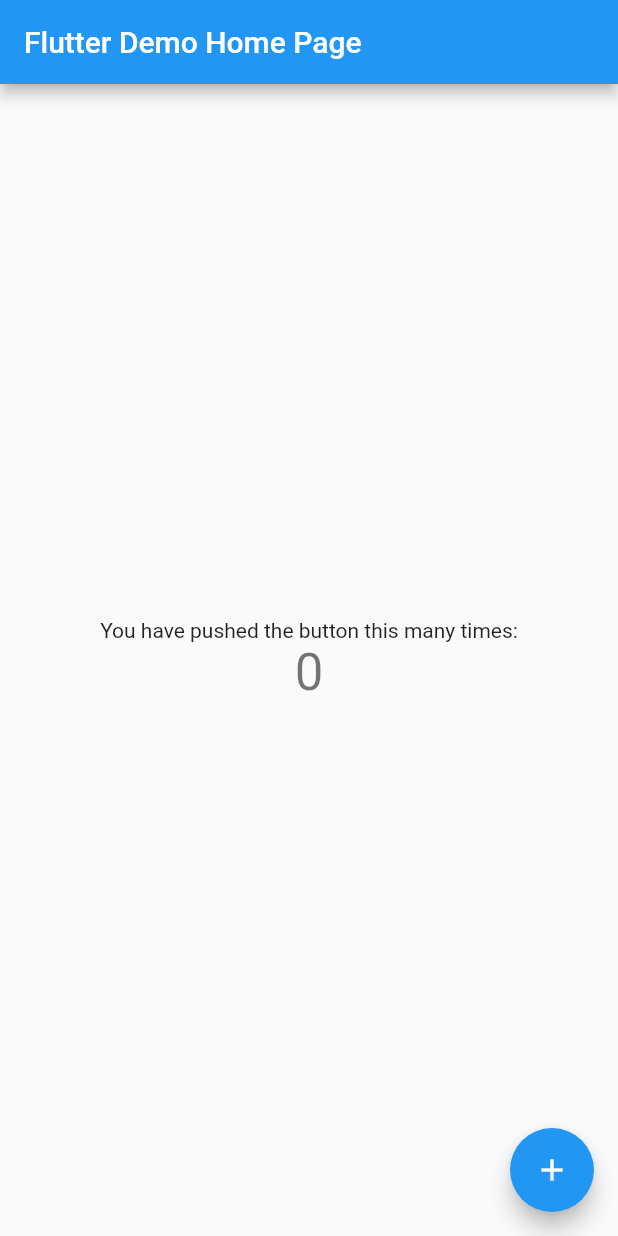
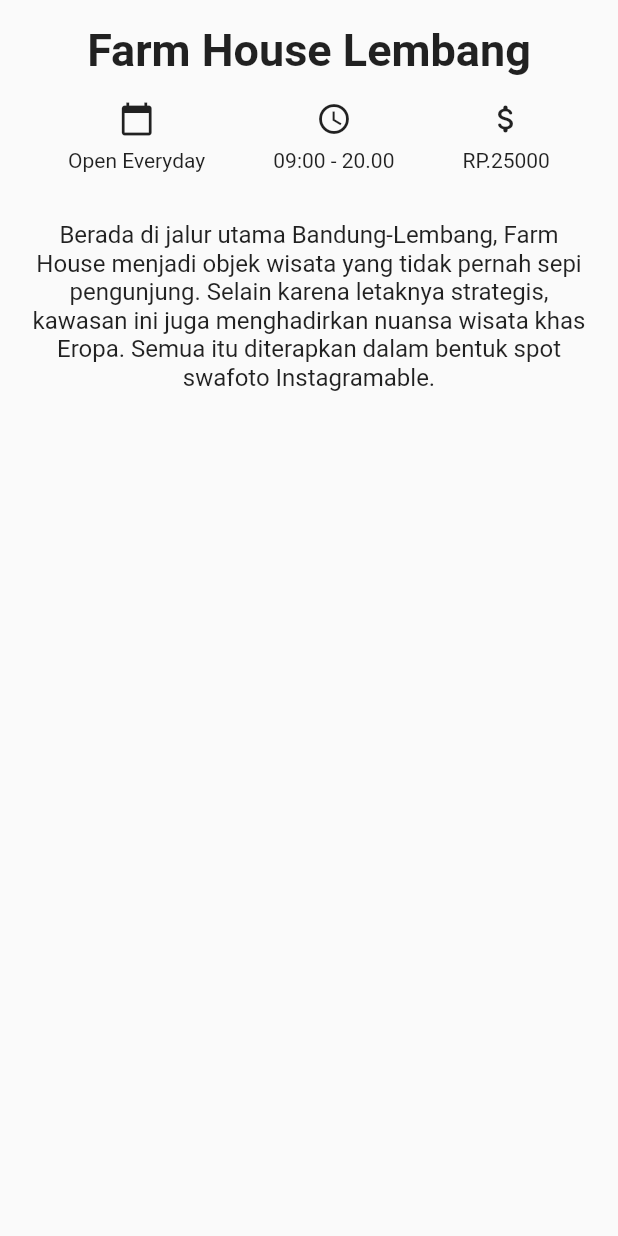
Before and after one commit to zuyatna/wisata_bandung, a Flutter app: the screen it shows after launch, on a phone screen of 412 x 824 dp. Run offline on Flutter 3.47's test engine with Material 2 defaults, Android fonts, the phone set to English and light mode, and no system bars.

Commit message:
adding container title, icon_desc, and description

```diff
--- a/lib/main.dart
+++ b/lib/main.dart
@@ -11,105 +11,75 @@ class MyApp extends StatelessWidget {
   @override
   Widget build(BuildContext context) {
     return MaterialApp(
-      title: 'Flutter Demo',
-      theme: ThemeData(
-        // This is the theme of your application.
-        //
-        // Try running your application with "flutter run". You'll see the
-        // application has a blue toolbar. Then, without quitting the app, try
-        // changing the primarySwatch below to Colors.green and then invoke
-        // "hot reload" (press "r" in the console where you ran "flutter run",
-        // or simply save your changes to "hot reload" in a Flutter IDE).
-        // Notice that the counter didn't reset back to zero; the application
-        // is not restarted.
-        primarySwatch: Colors.blue,
-      ),
-      home: const MyHomePage(title: 'Flutter Demo Home Page'),
+      title: 'Wisata Bandung',
+      theme: ThemeData(),
+      home: const DetailScreen(),
     );
   }
 }
 
-class MyHomePage extends StatefulWidget {
-  const MyHomePage({Key? key, required this.title}) : super(key: key);
+class DetailScreen extends StatelessWidget {
+  const DetailScreen({Key? key}) : super(key: key);
 
-  // This widget is the home page of your application. It is stateful, meaning
-  // that it has a State object (defined below) that contains fields that affect
-  // how it looks.
-
-  // This class is the configuration for the state. It holds the values (in this
-  // case the title) provided by the parent (in this case the App widget) and
-  // used by the build method of the State. Fields in a Widget subclass are
-  // always marked "final".
-
-  final String title;
-
-  @override
-  State<MyHomePage> createState() => _MyHomePageState();
-}
-
-class _MyHomePageState extends State<MyHomePage> {
-  int _counter = 0;
-
-  void _incrementCounter() {
-    setState(() {
-      // This call to setState tells the Flutter framework that something has
-      // changed in this State, which causes it to rerun the build method below
-      // so that the display can reflect the updated values. If we changed
-      // _counter without calling setState(), then the build method would not be
-      // called again, and so nothing would appear to happen.
-      _counter++;
-    });
-  }
 
   @override
   Widget build(BuildContext context) {
-    // This method is rerun every time setState is called, for instance as done
-    // by the _incrementCounter method above.
-    //
-    // The Flutter framework has been optimized to make rerunning build methods
-    // fast, so that you can just rebuild anything that needs updating rather
-    // than having to individually change instances of widgets.
     return Scaffold(
-      appBar: AppBar(
-        // Here we take the value from the MyHomePage object that was created by
-        // the App.build method, and use it to set our appbar title.
-        title: Text(widget.title),
-      ),
-      body: Center(
-        // Center is a layout widget. It takes a single child and positions it
-        // in the middle of the parent.
+      body: SafeArea(
         child: Column(
-          // Column is also a layout widget. It takes a list of children and
-          // arranges them vertically. By default, it sizes itself to fit its
-          // children horizontally, and tries to be as tall as its parent.
-          //
-          // Invoke "debug painting" (press "p" in the console, choose the
-          // "Toggle Debug Paint" action from the Flutter Inspector in Android
-          // Studio, or the "Toggle Debug Paint" command in Visual Studio Code)
-          // to see the wireframe for each widget.
-          //
-          // Column has various properties to control how it sizes itself and
-          // how it positions its children. Here we use mainAxisAlignment to
-          // center the children vertically; the main axis here is the vertical
-          // axis because Columns are vertical (the cross axis would be
-          // horizontal).
-          mainAxisAlignment: MainAxisAlignment.center,
+          crossAxisAlignment: CrossAxisAlignment.stretch,
           children: <Widget>[
-            const Text(
-              'You have pushed the button this many times:',
-            ),
-            Text(
-              '$_counter',
-              style: Theme.of(context).textTheme.headline4,
-            ),
+            Container(
+              margin: const EdgeInsets.only(top: 16.0),
+              child: const Text(
+                'Farm House Lembang',
+                textAlign: TextAlign.center,
+                style: TextStyle(
+                  fontSize: 30.0,
+                  fontWeight: FontWeight.bold,
+                ),
+              ),
+            ), // Title
+            Container(
+              margin: const EdgeInsets.symmetric(vertical: 16.0),
+              child: Row(
+                mainAxisAlignment: MainAxisAlignment.spaceEvenly,
+                children: <Widget>[
+                  Column(
+                    children: const <Widget>[
+                      Icon(Icons.calendar_today),
+                      SizedBox(height: 8.0),
+                      Text('Open Everyday')
+                    ],
+                  ), // Calendar
+                  Column(
+                    children: const <Widget>[
+                      Icon(Icons.access_time_outlined),
+                      SizedBox(height: 8.0),
+                      Text('09:00 - 20.00')
+                    ],
+                  ), // Access_Time
+                  Column(
+                    children: const <Widget>[
+                      Icon(Icons.attach_money_rounded),
+                      SizedBox(height: 8.0),
+                      Text('RP.25000')
+                    ],
+                  ), // Money
+                ],
+              ),
+            ), // Icon_Desc
+            Container(
+              padding: const EdgeInsets.all(16.0),
+              child: const Text(
+                'Berada di jalur utama Bandung-Lembang, Farm House menjadi objek wisata yang tidak pernah sepi pengunjung. Selain karena letaknya strategis, kawasan ini juga menghadirkan nuansa wisata khas Eropa. Semua itu diterapkan dalam bentuk spot swafoto Instagramable.',
+                textAlign: TextAlign.center,
+                style: TextStyle(fontSize: 16.0),
+              ),
+            ), // Description
           ],
         ),
       ),
-      floatingActionButton: FloatingActionButton(
-        onPressed: _incrementCounter,
-        tooltip: 'Increment',
-        child: const Icon(Icons.add),
-      ), // This trailing comma makes auto-formatting nicer for build methods.
     );
   }
 }
```
